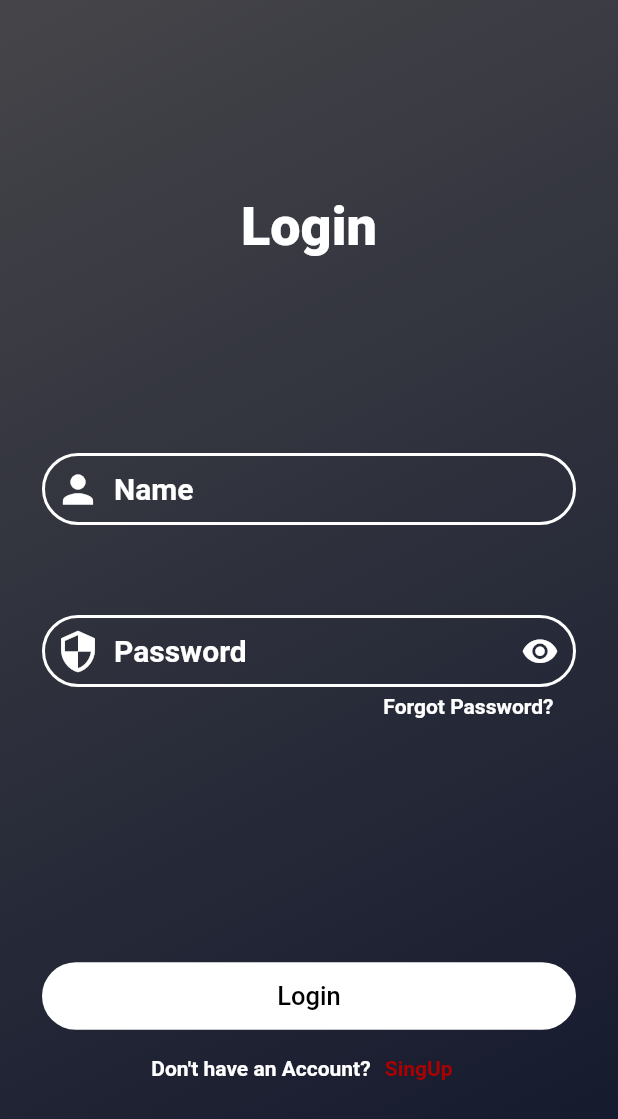
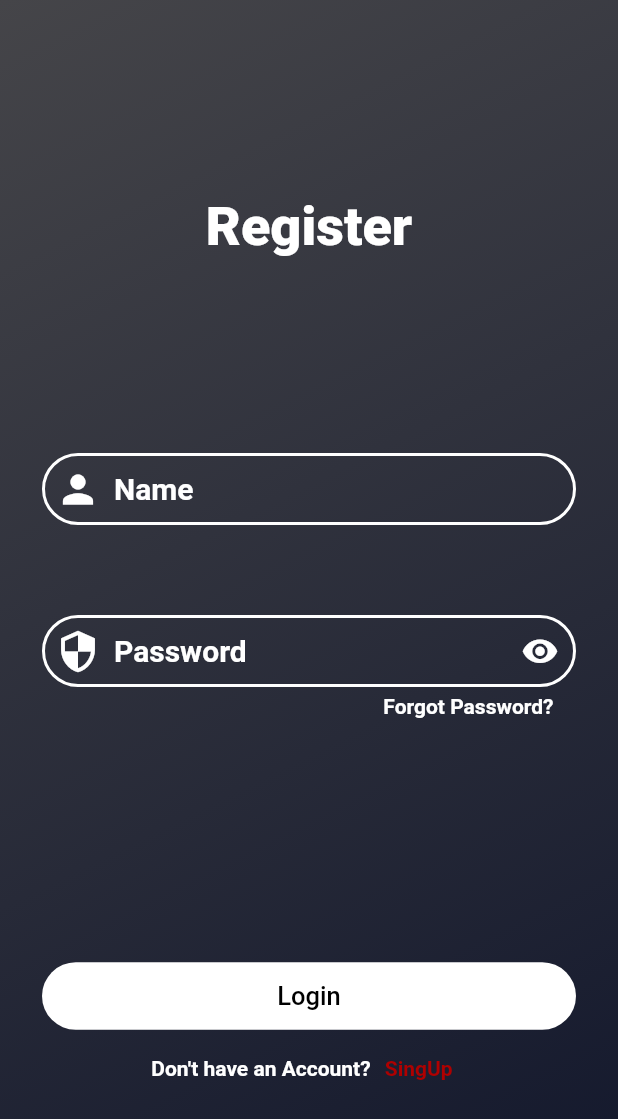
Before and after one commit to ElectricRoyale/Smarthome, a Flutter app: the Register screen opened directly, after a tap on "SingUp", on a phone screen of 412 x 824 dp. Shown: the top 1119 px of the screen. Run offline on Flutter 3.47's test engine with Material 2 defaults, Android fonts, the phone set to English and light mode, and no system bars; drawn by our look-alikes of delayed_display; our stand-ins replace connectivity, flutter_svg, hive, hive_flutter, permission_handler, sprintf; missing offline and left inert: dart_ping, internet_speed_test, mysql1, network_info_plus; accounts and stored records are empty.

Commit message:
v.0.0.10

```diff
--- a/lib/layouts/Login.dart
+++ b/lib/layouts/Login.dart
@@ -12,7 +12,7 @@ class Login extends StatefulWidget {
 }
 
 class _LoginState extends State<Login> with TickerProviderStateMixin {
-  bool _isObscure = true, animate = false;
+  bool _isObscure = true;
 
   late final AnimationController _controller = AnimationController(
       reverseDuration: const Duration(milliseconds: 800),
@@ -53,12 +53,9 @@ class _LoginState extends State<Login> with TickerProviderStateMixin {
         backgroundColor: Colors.transparent,
         body: Column(
           children: [
-            DelayedDisplay(
-                delay: const Duration(milliseconds: 1000),
-                child: delayedAnimation(
-                    context,
-                    const Duration(milliseconds: 1000),
-                    const Padding(
+            const DelayedDisplay(
+                delay: Duration(),
+                child: Padding(
                         padding: EdgeInsets.only(top: 130),
                         child: Text(
                           'Login',
@@ -66,13 +63,10 @@ class _LoginState extends State<Login> with TickerProviderStateMixin {
                               color: Colors.white,
                               fontWeight: FontWeight.w900,
                               fontSize: 36),
-                        )))),
-            DelayedDisplay(
-                delay: const Duration(milliseconds: 2000),
-                child: delayedAnimation(
-                    context,
-                    const Duration(milliseconds: 800),
-                    const Padding(
+                        ))),
+            const DelayedDisplay(
+                delay: Duration(milliseconds: 1000),
+                child: Padding(
                       padding: EdgeInsets.only(top: 130, left: 28, right: 28),
                       child: TextField(
                         decoration: InputDecoration(
@@ -102,13 +96,10 @@ class _LoginState extends State<Login> with TickerProviderStateMixin {
                             fontWeight: FontWeight.bold),
                         cursorColor: Colors.white,
                       ),
-                    ))),
+                    )),
             DelayedDisplay(
-                delay: const Duration(milliseconds: 2200),
-                child: delayedAnimation(
-                    context,
-                    const Duration(milliseconds: 600),
-                    Padding(
+                delay: const Duration(milliseconds: 1200),
+                child: Padding(
                       padding:
                           const EdgeInsets.only(top: 60, left: 28, right: 28),
                       child: TextField(
@@ -155,13 +146,10 @@ class _LoginState extends State<Login> with TickerProviderStateMixin {
                             fontWeight: FontWeight.bold),
                         cursorColor: Colors.white,
                       ),
-                    ))),
+                    )),
             DelayedDisplay(
-                delay: const Duration(milliseconds: 2250),
-                child: delayedAnimation(
-                    context,
-                    const Duration(milliseconds: 400),
-                    Padding(
+                delay: const Duration(milliseconds: 1250),
+                child: Padding(
                       padding: const EdgeInsets.only(right: 43, top: 5),
                       child: Row(
                         mainAxisAlignment: MainAxisAlignment.end,
@@ -174,13 +162,10 @@ class _LoginState extends State<Login> with TickerProviderStateMixin {
                           )
                         ],
                       ),
-                    ))),
+                    )),
             DelayedDisplay(
-                delay: const Duration(milliseconds: 2750),
-                child: delayedAnimation(
-                    context,
-                    const Duration(milliseconds: 200),
-                    Padding(
+                delay: const Duration(milliseconds: 1750),
+                child: Padding(
                       padding:
                           const EdgeInsets.only(top: 161, left: 28, right: 28),
                       child: TextButton(
@@ -201,13 +186,10 @@ class _LoginState extends State<Login> with TickerProviderStateMixin {
                           fixedSize: const Size.fromHeight(45),
                         ),
                       ),
-                    ))),
+                    )),
             DelayedDisplay(
-                delay: const Duration(milliseconds: 2950),
-                child: delayedAnimation(
-                  context,
-                  const Duration(),
-                  Row(
+                delay: const Duration(milliseconds: 1950),
+                child: Row(
                     mainAxisAlignment: MainAxisAlignment.center,
                     children: [
                       const Text(
@@ -220,8 +202,7 @@ class _LoginState extends State<Login> with TickerProviderStateMixin {
                           /*setState(() {
                             animate = true;
                           });*/
-                          _controller.reverse(from: 1.0);
-                          Future.delayed(const Duration(milliseconds: 1550), () => Navigator.pushReplacement(
+                          _controller.reverse(from: 1.0).then((value) => Navigator.pushReplacement(
                                         context,
                                         PageRouteBuilder(
                                             pageBuilder: (context, animation,
@@ -243,44 +224,10 @@ class _LoginState extends State<Login> with TickerProviderStateMixin {
                       )
                     ],
                   ),
-                ))
+                )
           ],
         ),
       ),
     ));
   }
-
-  Widget delayedAnimation(BuildContext context, Duration delay, Widget child) {
-    late final AnimationController _controller = AnimationController(
-        reverseDuration: const Duration(milliseconds: 500),
-        vsync: this,
-        value: 1.0);
-
-    late final AnimationController _controllerSlide = AnimationController(
-      duration: const Duration(milliseconds: 800),
-      vsync: this,
-    );
-    late final Animation<double> _animation = CurvedAnimation(
-      parent: _controller,
-      curve: Curves.decelerate,
-    );
-    late final Animation<Offset> _offsetAnimation = Tween<Offset>(
-      begin: Offset.zero,
-      end: const Offset(0.0, 0.25),
-    ).animate(CurvedAnimation(
-      parent: _controllerSlide,
-      curve: Curves.decelerate,
-    ));
-
-    if (animate) {
-      Future.delayed(delay, () {
-        _controllerSlide.forward();
-        _controller.reverse(from: 1.0);
-      });
-    }
-
-    return FadeTransition(
-        opacity: _animation,
-        child: child);
-  }
 }
--- a/lib/layouts/Register.dart
+++ b/lib/layouts/Register.dart
@@ -15,6 +15,16 @@ class Register extends StatefulWidget {
 
 class _RegisterState extends State<Register> with TickerProviderStateMixin {
   bool _isObscure = true;
+
+  late final AnimationController _controller = AnimationController(
+      reverseDuration: const Duration(milliseconds: 800),
+      vsync: this,
+      value: 1.0);
+
+  late final Animation<double> _animation = CurvedAnimation(
+    parent: _controller,
+    curve: Curves.decelerate,
+  );
 
   @override
   void initState() {
@@ -39,12 +49,14 @@ class _RegisterState extends State<Register> with TickerProviderStateMixin {
             ],
           ),
         ),
-      child: Scaffold(
+        child: FadeTransition(
+          opacity: _animation,
+          child:Scaffold(
             backgroundColor: Colors.transparent,
             body: Column(
               children: [
                 const DelayedDisplay(
-                delay: Duration(seconds: 1),
+                    delay: Duration(),
                     child: Padding(
                         padding: EdgeInsets.only(top: 130),
                         child: Text(
@@ -55,18 +67,20 @@ class _RegisterState extends State<Register> with TickerProviderStateMixin {
                               fontSize: 36),
                         ))),
                 const DelayedDisplay(
-                delay: Duration(seconds: 2),
+                    delay: Duration(milliseconds: 1000),
                     child: Padding(
                       padding: EdgeInsets.only(top: 130, left: 28, right: 28),
                       child: TextField(
                         decoration: InputDecoration(
                           focusedBorder: OutlineInputBorder(
                             borderRadius: BorderRadius.all(Radius.circular(70)),
-                        borderSide: BorderSide(color: Colors.white, width: 2.0),
+                            borderSide:
+                            BorderSide(color: Colors.white, width: 2.0),
                           ),
                           enabledBorder: OutlineInputBorder(
                             borderRadius: BorderRadius.all(Radius.circular(70)),
-                        borderSide: BorderSide(color: Colors.white, width: 2.0),
+                            borderSide:
+                            BorderSide(color: Colors.white, width: 2.0),
                           ),
                           hintText: 'Name',
                           hintStyle: TextStyle(color: Colors.white),
@@ -86,20 +100,23 @@ class _RegisterState extends State<Register> with TickerProviderStateMixin {
                       ),
                     )),
                 DelayedDisplay(
-                delay: const Duration(milliseconds: 2500),
+                    delay: const Duration(milliseconds: 1200),
                     child: Padding(
-                  padding: const EdgeInsets.only(top: 60, left: 28, right: 28),
+                      padding:
+                      const EdgeInsets.only(top: 60, left: 28, right: 28),
                       child: TextField(
                         obscureText: _isObscure,
                         enableSuggestions: false,
                         decoration: InputDecoration(
                             focusedBorder: const OutlineInputBorder(
-                          borderRadius: BorderRadius.all(Radius.circular(70)),
+                              borderRadius:
+                              BorderRadius.all(Radius.circular(70)),
                               borderSide:
                               BorderSide(color: Colors.white, width: 2.0),
                             ),
                             enabledBorder: const OutlineInputBorder(
-                          borderRadius: BorderRadius.all(Radius.circular(70)),
+                              borderRadius:
+                              BorderRadius.all(Radius.circular(70)),
                               borderSide:
                               BorderSide(color: Colors.white, width: 2.0),
                             ),
@@ -133,7 +150,7 @@ class _RegisterState extends State<Register> with TickerProviderStateMixin {
                       ),
                     )),
                 DelayedDisplay(
-                delay: const Duration(seconds: 3),
+                    delay: const Duration(milliseconds: 1250),
                     child: Padding(
                       padding: const EdgeInsets.only(right: 43, top: 5),
                       child: Row(
@@ -142,15 +159,17 @@ class _RegisterState extends State<Register> with TickerProviderStateMixin {
                           Text(
                             'Forgot Password?',
                             style: TextStyle(
-                            color: Colors.white, fontWeight: FontWeight.bold),
+                                color: Colors.white,
+                                fontWeight: FontWeight.bold),
                           )
                         ],
                       ),
                     )),
                 DelayedDisplay(
-                delay: const Duration(milliseconds: 3500),
+                    delay: const Duration(milliseconds: 1750),
                     child: Padding(
-                  padding: const EdgeInsets.only(top: 161, left: 28, right: 28),
+                      padding:
+                      const EdgeInsets.only(top: 161, left: 28, right: 28),
                       child: TextButton(
                         onPressed: () {},
                         child: Row(
@@ -158,7 +177,8 @@ class _RegisterState extends State<Register> with TickerProviderStateMixin {
                             children: const [
                               Text(
                                 'Login',
-                            style: TextStyle(color: Colors.black, fontSize: 17),
+                                style: TextStyle(
+                                    color: Colors.black, fontSize: 17),
                               ),
                             ]),
                         style: TextButton.styleFrom(
@@ -170,7 +190,7 @@ class _RegisterState extends State<Register> with TickerProviderStateMixin {
                       ),
                     )),
                 DelayedDisplay(
-              delay: const Duration(seconds: 4),
+                  delay: const Duration(milliseconds: 1950),
                   child: Row(
                     mainAxisAlignment: MainAxisAlignment.center,
                     children: [
@@ -181,16 +201,21 @@ class _RegisterState extends State<Register> with TickerProviderStateMixin {
                       ),
                       TextButton(
                         onPressed: () {
-                      Navigator.push(
+                          /*setState(() {
+                            animate = true;
+                          });*/
+                          _controller.reverse(from: 1.0).then((value) => Navigator.pushReplacement(
                             context,
                             PageRouteBuilder(
-                              transitionDuration: const Duration(seconds: 2),
-                              pageBuilder:
-                                  (context, animation, secondaryAnimation) =>
-                                      const Login(),
-                              transitionsBuilder: (context, animation,
-                                      secondaryAnimation, child) =>
-                                  child));
+                                pageBuilder: (context, animation,
+                                    secondaryAnimation) =>
+                                const Register(),
+                                transitionsBuilder: (context,
+                                    animation,
+                                    secondaryAnimation,
+                                    child) =>
+                                child),
+                          ));
                         },
                         child: const Text(
                           'SingUp',
@@ -205,6 +230,6 @@ class _RegisterState extends State<Register> with TickerProviderStateMixin {
               ],
             ),
           ),
-    );
+        ));
   }
 }
```
Lines whose indentation alone changed are shown as unchanged.
